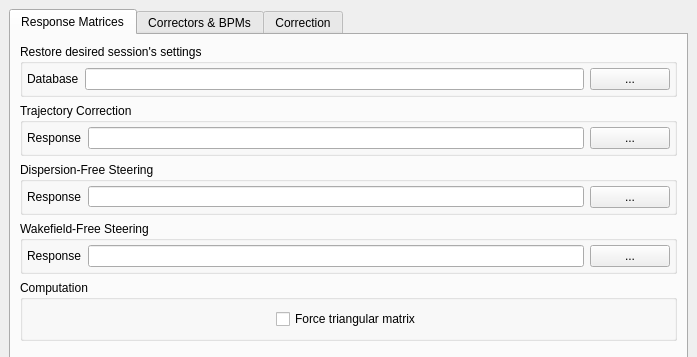
Before: the Qt Designer form BBA_GUI.ui in wiktoria-malek/flight-simulator, drawn with Qt 5; both pictures show x 0 to 697 and y 0 to 357 of the 697 by 853 pixel window.
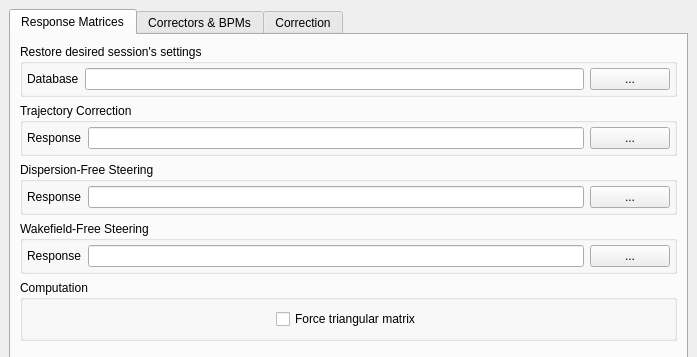
After: the same form once the commit is applied.

Patch:
```diff
--- a/BBA_GUI.ui
+++ b/BBA_GUI.ui
@@ -158,7 +158,7 @@
                    <property name="maximumSize">
                     <size>
                      <width>500</width>
-                     <height>21</height>
+                     <height>16777215</height>
                     </size>
                    </property>
                   </widget>
```
